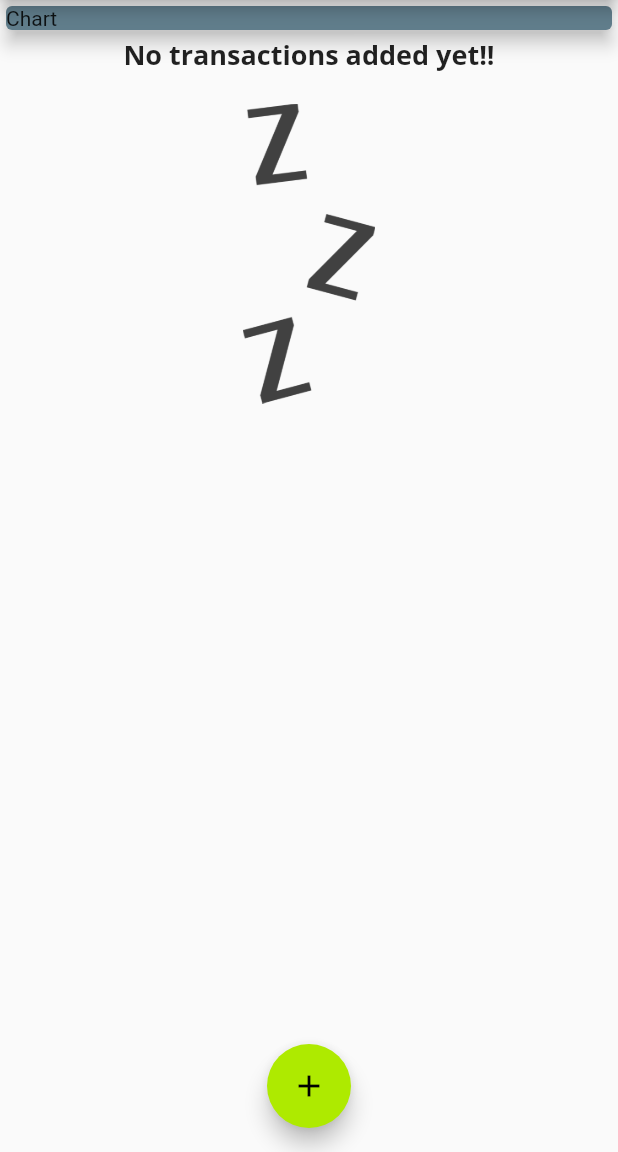
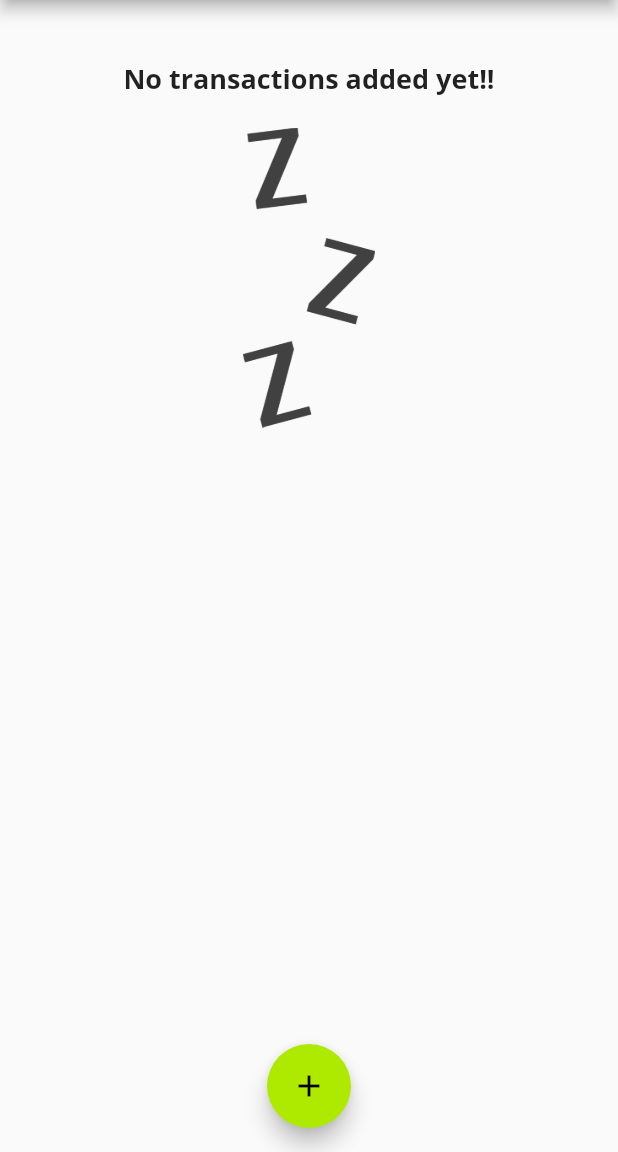
Before and after one commit to aaronparres/flutter-course, a Flutter app: the screen it shows after launch, on a phone screen of 412 x 824 dp, the part 84-1236 px from its top. Run offline on Flutter 3.47's test engine with Material 2 defaults, Android fonts, the phone set to English and light mode, and no system bars.

Commit message:
New Chart widget with getter

```diff
--- a/lib/main.dart
+++ b/lib/main.dart
@@ -4,6 +4,7 @@ import './widgets/transaction_list.dart';
 import './widgets/new_transaction.dart';
 
 import './models/transaction.dart';
+import 'widgets/chart.dart';
 
 void main() => runApp(MyApp());
 
@@ -76,9 +77,10 @@ class _MyHomePageState extends State<MyHomePage> {
     showModalBottomSheet(
       context: ctx,
       builder: (_) => GestureDetector(
-          onTap: () {},
-          behavior: HitTestBehavior.opaque,
-          child: NewTransaction(onAddPressed: _addNewTransaction)),
+        onTap: () {},
+        behavior: HitTestBehavior.opaque,
+        child: NewTransaction(onAddPressed: _addNewTransaction),
+      ),
     );
   }
 
@@ -104,11 +106,7 @@ class _MyHomePageState extends State<MyHomePage> {
           children: <Widget>[
             Container(
               width: double.infinity,
-              child: Card(
-                color: Colors.blueGrey,
-                child: Text('Chart'),
-                elevation: 5,
-              ),
+              child: Chart(),
             ),
             TransactionList(userTransactions: _transactions),
           ],
--- /dev/null
+++ b/lib/widgets/chart.dart
@@ -0,0 +1,52 @@
+import 'package:flutter/material.dart';
+import 'package:intl/intl.dart';
+
+import '../models/transaction.dart';
+
+class Chart extends StatelessWidget {
+  final List<Transaction> recentTransactions;
+
+  Chart({this.recentTransactions});
+
+  List<Map<String, Object>> get groupedTransactionValues =>
+      List.generate(7, (index) {
+        final weekDay = DateTime.now().subtract(Duration(days: index));
+        var totalSum = 0.0;
+
+        for (var rTx in recentTransactions) {
+          if (rTx.date.day == weekDay.day &&
+              rTx.date.month == weekDay.month &&
+              rTx.date.year == weekDay.year) {
+            totalSum += rTx.amount;
+          }
+        }
+
+        print(DateFormat.E(weekDay));
+        print(totalSum);
+
+        return {
+          'day': DateFormat.E(weekDay),
+          'amount': totalSum,
+        };
+      });
+
+  @override
+  Widget build(BuildContext context) {
+    return Card(
+      elevation: 6,
+      margin: EdgeInsets.all(20),
+      child: Row(
+        children: [],
+        // groupedTransactionValues
+        //     .map(
+        //       (gTx) => {
+        //         Column(
+        //           children: [Text('\$')],
+        //         ),
+        //       },
+        //     )
+        //     .toList(),
+      ),
+    );
+  }
+}
```
